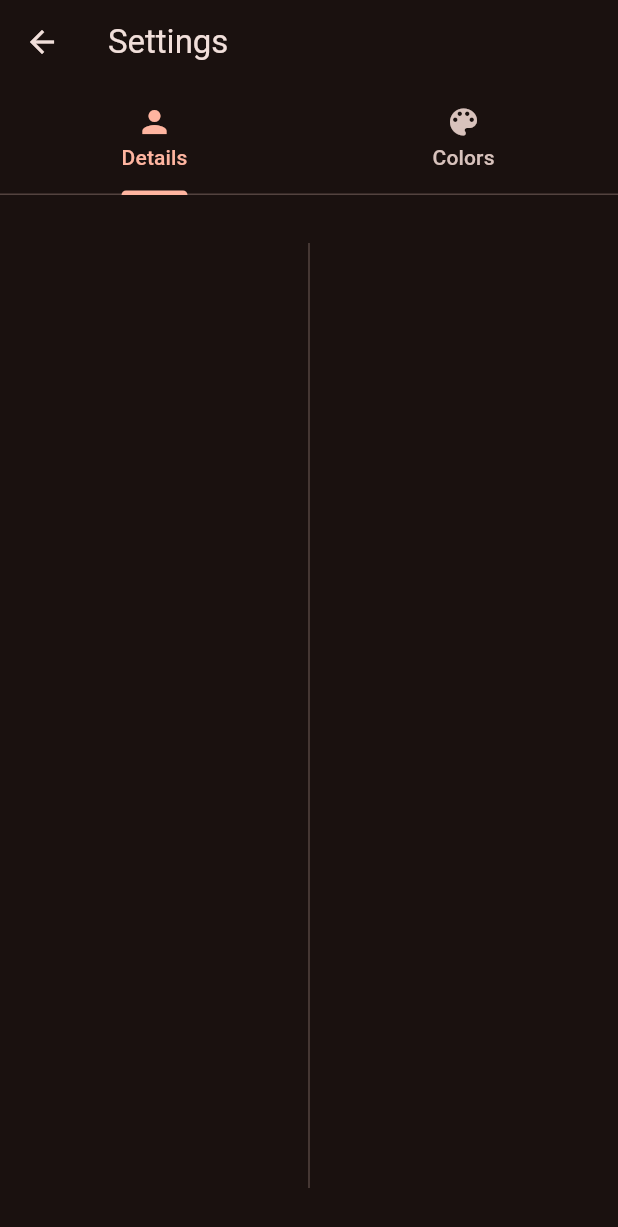
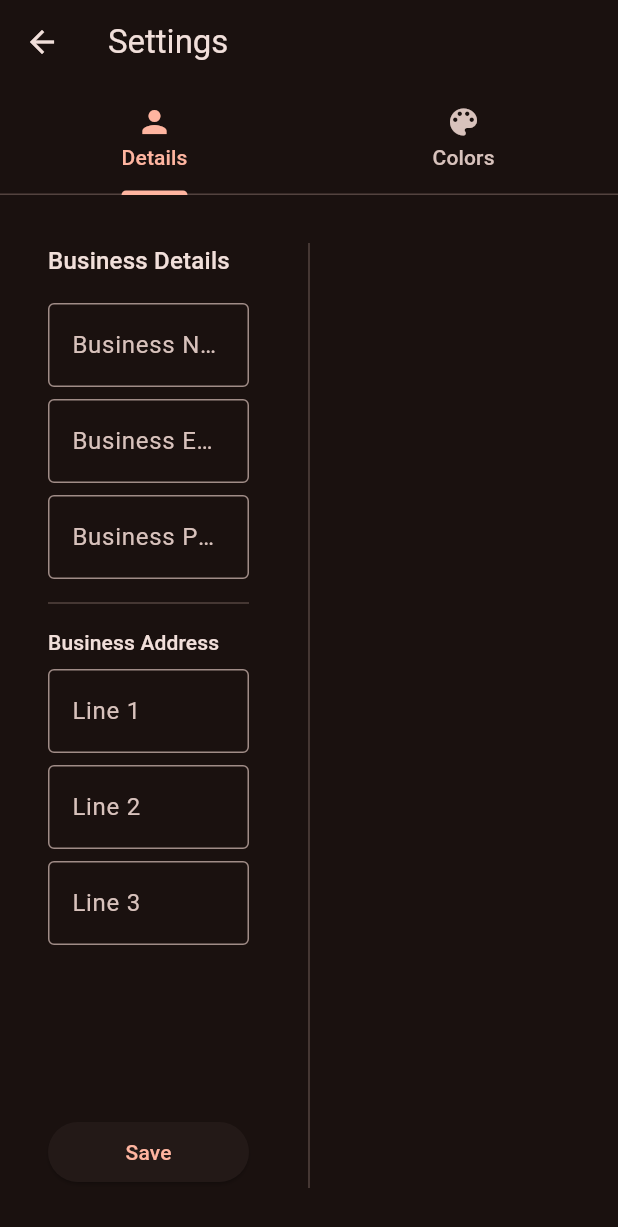
Before and after one commit to AdithaD/job_app, a Flutter app: the SettingsPage screen opened directly, on a phone screen of 412 x 824 dp. Shown: the top 1227 px of the screen. Run offline on Flutter 3.47's test engine with Material 3 defaults, Android fonts, the phone set to English and light mode, and no system bars; our stand-ins replace file_picker, flutter_colorpicker, flutter_riverpod, pdf, pocketbase, riverpod and 2 more; accounts and stored records are empty.

Commit message:
added settings fields for business details

```diff
--- a/lib/pages/login_page.dart
+++ b/lib/pages/login_page.dart
@@ -30,7 +30,7 @@ class _LoginPageState extends ConsumerState<LoginPage> {
     _passwordController.dispose();
   }
 
-  Future<void> _login() async {
+  Future<void> _login(BuildContext context) async {
     final username = _usernameController.text;
     final password = _passwordController.text;
 
@@ -38,8 +38,19 @@ class _LoginPageState extends ConsumerState<LoginPage> {
 
     if (pbPod.hasValue) {
       final pb = pbPod.value!;
-      pb.collection("users").authWithPassword(username, password);
-      ref.invalidate(pocketBasePod);
+
+      try {
+        await pb.collection("users").authWithPassword(username, password);
+        ref.invalidate(pocketBasePod);
+      } catch (e) {
+        if (context.mounted) {
+          ScaffoldMessenger.of(context).showSnackBar(
+            SnackBar(content: Text(e.toString())),
+          );
+        }
+
+        return;
+      }
     }
   }
 
@@ -82,7 +93,9 @@ class _LoginPageState extends ConsumerState<LoginPage> {
                     const SizedBox(
                       height: 24.0,
                     ),
-                    FilledButton(onPressed: _login, child: const Text("Login"))
+                    FilledButton(
+                        onPressed: () => _login(context),
+                        child: const Text("Login"))
                   ],
                 ),
               ),
--- a/lib/pages/settings_page.dart
+++ b/lib/pages/settings_page.dart
@@ -5,6 +5,7 @@ import 'package:job_app/api.dart';
 import 'package:job_app/components/tag_list.dart';
 import 'package:job_app/models/tag.dart';
 import 'package:job_app/models/tag_colors.dart';
+import 'package:job_app/pages/view_job/view_job_page.dart';
 
 class SettingsPage extends StatefulWidget {
   const SettingsPage({Key? key}) : super(key: key);
@@ -17,7 +18,7 @@ class _SettingsPageState extends State<SettingsPage> {
   @override
   Widget build(BuildContext context) {
     return DefaultTabController(
-      length: 1,
+      length: 2,
       child: Scaffold(
         appBar: AppBar(
           title: const Text('Settings'),
@@ -26,20 +27,27 @@ class _SettingsPageState extends State<SettingsPage> {
             Tab(icon: Icon(Icons.color_lens), child: const Text("Colors")),
           ]),
         ),
-        body: Padding(
-          padding: const EdgeInsets.all(32.0),
-          child: TabBarView(
+        body: TabBarView(
           children: [
-              Row(
+            Padding(
+              padding: const EdgeInsets.symmetric(vertical: 32.0),
+              child: Row(
                 children: [
                   Flexible(
+                    child: Padding(
+                      padding: const EdgeInsets.symmetric(horizontal: 32.0),
                       child: BusinessDetailsSettings(),
+                    ),
                   ),
                   VerticalDivider(),
                   Flexible(
+                    child: Padding(
+                      padding: const EdgeInsets.symmetric(horizontal: 32.0),
                       child: PaymentDetailsSettings(),
                     ),
+                  ),
                 ],
+              ),
             ),
             Row(
               children: [
@@ -57,7 +65,6 @@ class _SettingsPageState extends State<SettingsPage> {
               ],
             ),
           ],
-          ),
         ),
       ),
     );
@@ -86,10 +93,126 @@ class BusinessDetailsSettings extends StatefulWidget {
 }
 
 class _BusinessDetailsSettingsState extends State<BusinessDetailsSettings> {
+  final _formKey = GlobalKey<FormState>();
+
+  late TextEditingController _businessNameController;
+  late TextEditingController _businessEmailController;
+  late TextEditingController _businessPhoneController;
+
+  late TextEditingController _businessAddressLine1Controller;
+  late TextEditingController _businessAddressLine2Controller;
+  late TextEditingController _businessAddressLine3Controller;
+
+  @override
+  void initState() {
+    super.initState();
+
+    _businessNameController = TextEditingController();
+    _businessEmailController = TextEditingController();
+    _businessPhoneController = TextEditingController();
+
+    _businessAddressLine1Controller = TextEditingController();
+    _businessAddressLine2Controller = TextEditingController();
+    _businessAddressLine3Controller = TextEditingController();
+  }
+
+  @override
+  void dispose() {
+    super.dispose();
+
+    _businessNameController.dispose();
+
+    _businessEmailController.dispose();
+    _businessPhoneController.dispose();
+
+    _businessAddressLine1Controller.dispose();
+    _businessAddressLine2Controller.dispose();
+    _businessAddressLine3Controller.dispose();
+  }
+
   @override
   Widget build(BuildContext context) {
-    return Container();
+    return Form(
+      key: _formKey,
+      child: Column(
+        crossAxisAlignment: CrossAxisAlignment.stretch,
+        children: [
+          Text(
+            "Business Details",
+            style: Theme.of(context).textTheme.titleMedium,
+          ),
+          SizedBox(height: 16),
+          TextFormField(
+            decoration: InputDecoration(
+              border: OutlineInputBorder(),
+              labelText: 'Business Name',
+            ),
+            controller: _businessNameController,
+            validator: (value) {
+              if (value!.isEmpty) {
+                return "Name is required";
               }
+              return null;
+            },
+          ),
+          SizedBox(height: 8),
+          TextFormField(
+            decoration: InputDecoration(
+              border: OutlineInputBorder(),
+              labelText: 'Business Email',
+            ),
+            controller: _businessEmailController,
+          ),
+          SizedBox(height: 8),
+          TextFormField(
+            decoration: InputDecoration(
+              border: OutlineInputBorder(),
+              labelText: 'Business Phone',
+            ),
+            controller: _businessPhoneController,
+          ),
+          SizedBox(height: 8),
+          Divider(),
+          SizedBox(height: 8),
+          Text(
+            "Business Address",
+            style: Theme.of(context).textTheme.titleSmall,
+          ),
+          SizedBox(height: 8),
+          TextFormField(
+            decoration: InputDecoration(
+              border: OutlineInputBorder(),
+              labelText: 'Line 1',
+            ),
+            controller: _businessAddressLine1Controller,
+          ),
+          SizedBox(height: 8),
+          TextFormField(
+            decoration: InputDecoration(
+              border: OutlineInputBorder(),
+              labelText: 'Line 2',
+            ),
+            controller: _businessAddressLine2Controller,
+          ),
+          SizedBox(height: 8),
+          TextFormField(
+            decoration: InputDecoration(
+              border: OutlineInputBorder(),
+              labelText: 'Line 3',
+            ),
+            controller: _businessAddressLine3Controller,
+          ),
+          Spacer(),
+          ElevatedButton(
+            onPressed: _saveBusinessDetails,
+            child: Text("Save"),
+          ),
+        ],
+      ),
+    );
+  }
+
+  void _saveBusinessDetails() {}
 }
 
 class TagColorSettings extends ConsumerStatefulWidget {
```
Lines whose indentation alone changed are shown as unchanged.
